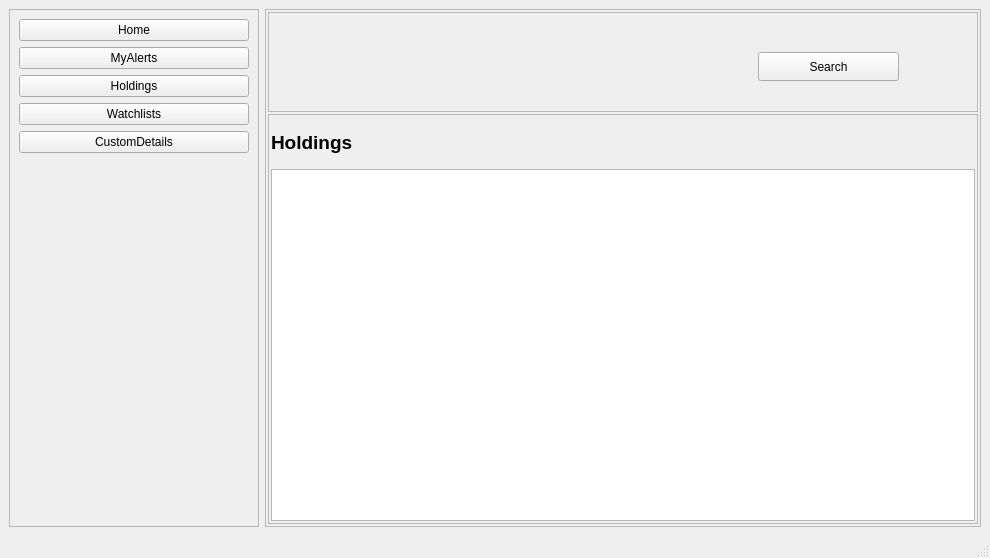
ShubhamMandavkar/TYLiveProjectt-StockAutomationSystem, file UIFiles/holdings.ui: the form before one commit.
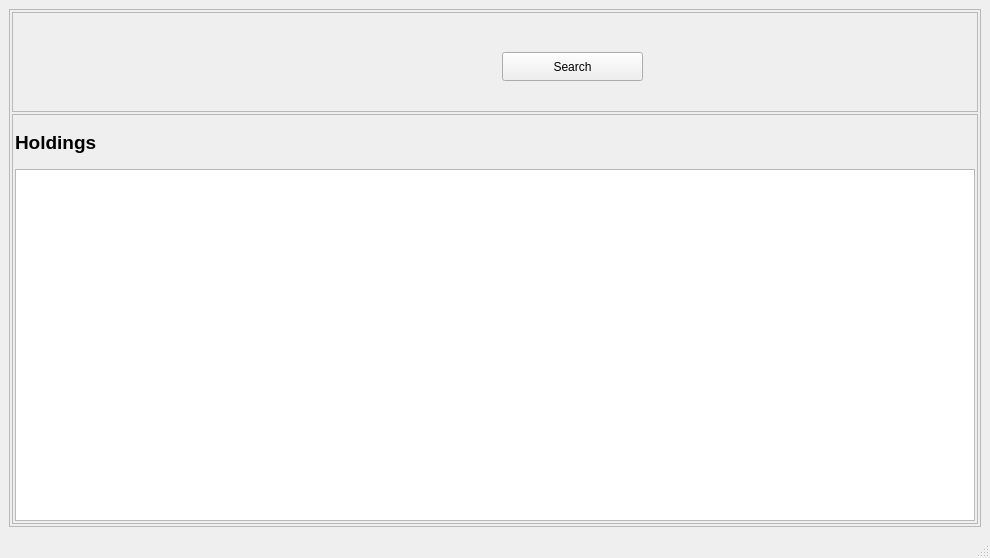
The form after the commit.

Commit message: changed ui files- remove the navigation panel from all pages except home page

```diff
--- a/UIFiles/holdings.ui
+++ b/UIFiles/holdings.ui
@@ -15,65 +15,6 @@
   </property>
   <widget class="QWidget" name="centralwidget">
    <layout class="QHBoxLayout" name="horizontalLayout">
-    <item>
-     <widget class="QFrame" name="frmNavBar">
-      <property name="minimumSize">
-       <size>
-        <width>250</width>
-        <height>0</height>
-       </size>
-      </property>
-      <property name="maximumSize">
-       <size>
-        <width>250</width>
-        <height>16777215</height>
-       </size>
-      </property>
-      <property name="frameShape">
-       <enum>QFrame::StyledPanel</enum>
-      </property>
-      <property name="frameShadow">
-       <enum>QFrame::Raised</enum>
-      </property>
-      <layout class="QFormLayout" name="formLayout">
-       <item row="1" column="0" colspan="2">
-        <widget class="QPushButton" name="btnMyAlerts">
-         <property name="text">
-          <string>MyAlerts</string>
-         </property>
-        </widget>
-       </item>
-       <item row="2" column="0" colspan="2">
-        <widget class="QPushButton" name="btnHoldings">
-         <property name="text">
-          <string>Holdings</string>
-         </property>
-        </widget>
-       </item>
-       <item row="4" column="0" colspan="2">
-        <widget class="QPushButton" name="btnCustomDetails">
-         <property name="text">
-          <string>CustomDetails</string>
-         </property>
-        </widget>
-       </item>
-       <item row="3" column="0" colspan="2">
-        <widget class="QPushButton" name="btnWatchlists">
-         <property name="text">
-          <string>Watchlists</string>
-         </property>
-        </widget>
-       </item>
-       <item row="0" column="0" colspan="2">
-        <widget class="QPushButton" name="btnHome">
-         <property name="text">
-          <string>Home</string>
-         </property>
-        </widget>
-       </item>
-      </layout>
-     </widget>
-    </item>
     <item>
      <widget class="QFrame" name="frame_2">
       <property name="frameShape">
```
The commit also changes 17 other files.
